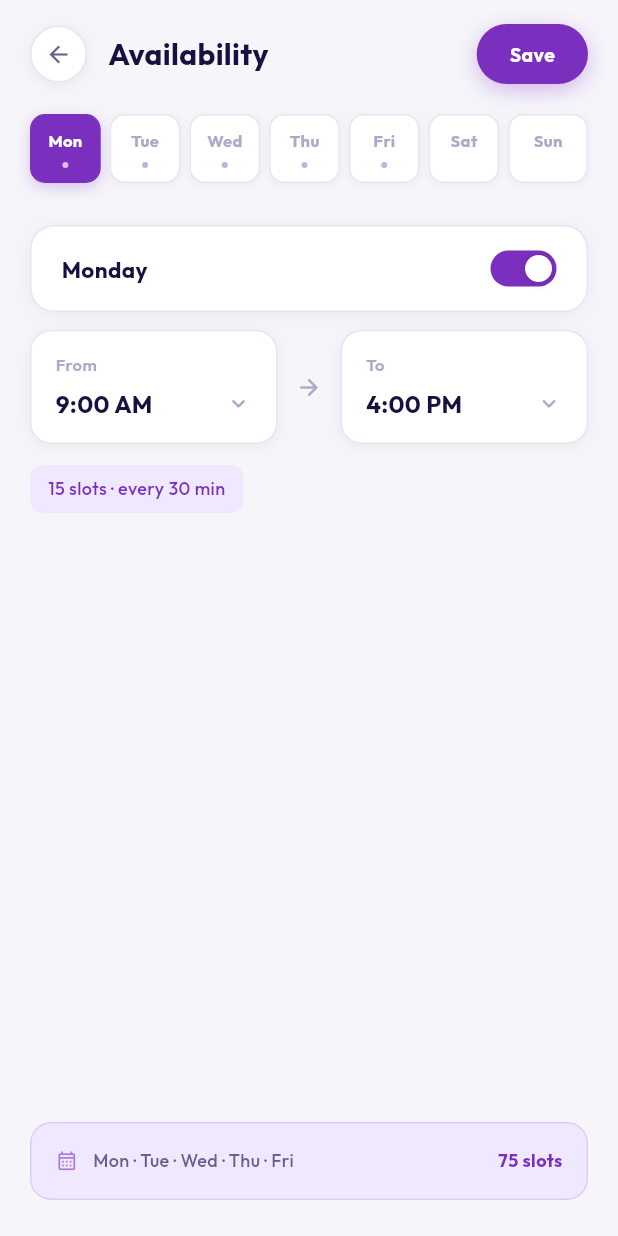
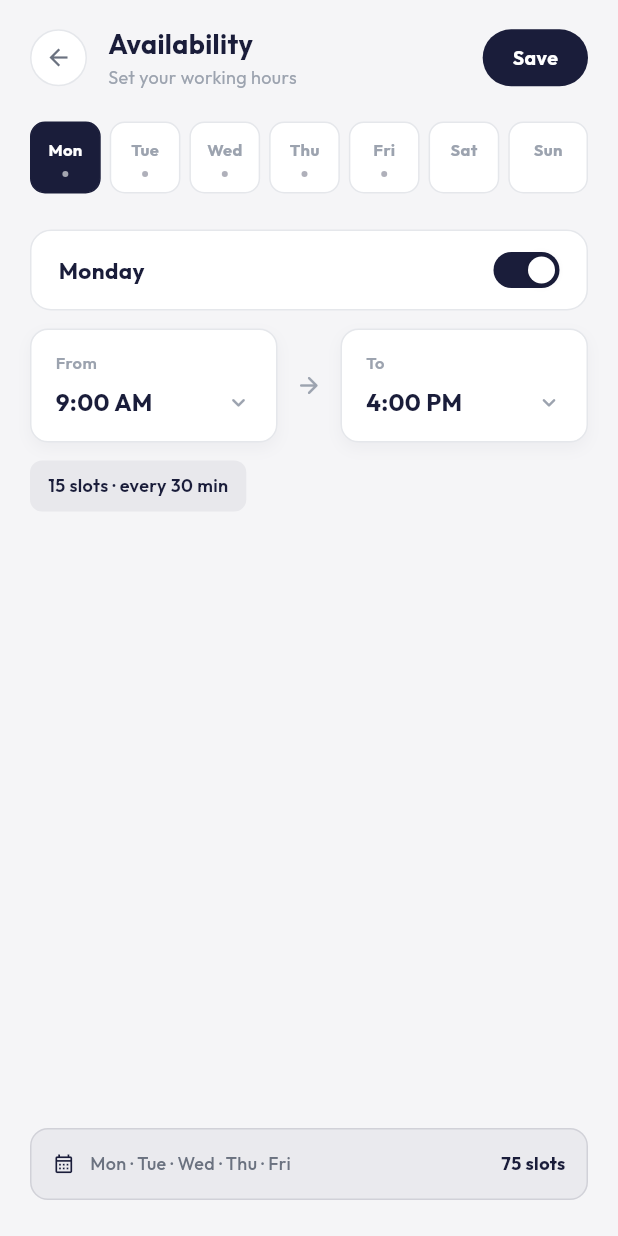
Before and after one commit to sobanqazi69/wakeell.com, a Flutter app: the LawyerAvailabilityScreen screen opened by its route, on a phone screen of 412 x 824 dp. Run offline on Flutter 3.47's test engine with Material 3 defaults, Android fonts, the phone set to English and light mode, and no system bars; our stand-ins replace dio, equatable, firebase_core, firebase_messaging, flutter_bloc, flutter_local_notifications and 9 more; missing offline and left inert: livekit_client; accounts and stored records are empty; network calls fail.

Commit message:
refactor: update availability screen to use shared AppColors and refine UI styling

```diff
--- a/frontend/lib/features/lawyer/presentation/screens/lawyer_availability_screen.dart
+++ b/frontend/lib/features/lawyer/presentation/screens/lawyer_availability_screen.dart
@@ -4,8 +4,6 @@ import 'package:google_fonts/google_fonts.dart';
 import '../../../../config/theme/app_colors.dart';
 import '../cubits/lawyer_availability_cubit.dart';
 import '../cubits/lawyer_availability_state.dart';
-
-// ─── Constants ────────────────────────────────────────────────────────────────
 
 const _kDays     = ['Mon', 'Tue', 'Wed', 'Thu', 'Fri', 'Sat', 'Sun'];
 const _kFullDays = ['Monday', 'Tuesday', 'Wednesday', 'Thursday', 'Friday', 'Saturday', 'Sunday'];
@@ -21,29 +19,14 @@ const _kSlots = [
   '21:00', '21:30', '22:00', '22:30', '23:00', '23:30',
 ];
 
-// Light theme palette
-const _kBg        = Color(0xFFF6F5FA);
-const _kCard      = Colors.white;
-const _kBorder    = Color(0xFFE8E4F3);
-const _kAccent    = Color(0xFF7B2FBE);
-const _kAccentBg  = Color(0xFFF0E8FF);
-const _kTextPri   = Color(0xFF1A1040);
-const _kTextSec   = Color(0xFF6B5E8C);
-const _kTextHint  = Color(0xFFB0A8C8);
-
-// ─── Day range model (local UI state) ────────────────────────────────────────
-
 class _DayRange {
   final bool enabled;
-  final String from; // e.g. '09:00'
-  final String to;   // e.g. '17:00'
+  final String from;
+  final String to;
   const _DayRange({this.enabled = false, this.from = '09:00', this.to = '17:00'});
 
-  _DayRange copyWith({bool? enabled, String? from, String? to}) => _DayRange(
-    enabled: enabled ?? this.enabled,
-    from: from ?? this.from,
-    to: to ?? this.to,
-  );
+  _DayRange copyWith({bool? enabled, String? from, String? to}) =>
+      _DayRange(enabled: enabled ?? this.enabled, from: from ?? this.from, to: to ?? this.to);
 
   List<String> get slots {
     final si = _kSlots.indexOf(from);
@@ -120,13 +103,13 @@ class _LawyerAvailabilityScreenState extends State<LawyerAvailabilityScreen> {
         final fromIdx = _kSlots.indexOf(picked);
         _ranges[_day] = r.copyWith(
           from: picked,
-          to: (toIdx <= fromIdx) ? _kSlots[(fromIdx + 2).clamp(0, _kSlots.length - 1)] : null,
+          to: toIdx <= fromIdx ? _kSlots[(fromIdx + 2).clamp(0, _kSlots.length - 1)] : null,
         );
       } else {
         final fromIdx = _kSlots.indexOf(r.from);
         final toIdx   = _kSlots.indexOf(picked);
         _ranges[_day] = r.copyWith(
-          to: (toIdx <= fromIdx) ? _kSlots[(fromIdx + 2).clamp(0, _kSlots.length - 1)] : picked,
+          to: toIdx <= fromIdx ? _kSlots[(fromIdx + 2).clamp(0, _kSlots.length - 1)] : picked,
         );
       }
     });
@@ -141,7 +124,7 @@ class _LawyerAvailabilityScreenState extends State<LawyerAvailabilityScreen> {
         }
         if (state is LawyerAvailabilitySaved) {
           ScaffoldMessenger.of(ctx).showSnackBar(SnackBar(
-            content: Text('Saved for 4 weeks', style: GoogleFonts.outfit(color: Colors.white)),
+            content: Text('Availability saved', style: GoogleFonts.outfit(color: Colors.white)),
             backgroundColor: AppColors.success,
             behavior: SnackBarBehavior.floating,
             shape: RoundedRectangleBorder(borderRadius: BorderRadius.circular(10)),
@@ -169,11 +152,11 @@ class _LawyerAvailabilityScreenState extends State<LawyerAvailabilityScreen> {
         final r = _ranges[_day];
 
         return Scaffold(
-          backgroundColor: _kBg,
+          backgroundColor: AppColors.bg,
           body: SafeArea(
             child: Column(children: [
 
-              // ── Top bar ─────────────────────────────────────────────
+              // ── Top bar ────────────────────────────────────────────────
               Padding(
                 padding: const EdgeInsets.fromLTRB(20, 16, 20, 20),
                 child: Row(children: [
@@ -182,46 +165,42 @@ class _LawyerAvailabilityScreenState extends State<LawyerAvailabilityScreen> {
                     child: Container(
                       width: 38, height: 38,
                       decoration: BoxDecoration(
-                        color: _kCard,
+                        color: AppColors.surface,
                         shape: BoxShape.circle,
-                        border: Border.all(color: _kBorder),
-                        boxShadow: [BoxShadow(color: Colors.black.withValues(alpha: 0.06), blurRadius: 8, offset: const Offset(0, 2))],
+                        border: Border.all(color: AppColors.fieldBorder),
                       ),
-                      child: Icon(Icons.arrow_back, color: _kTextSec, size: 18),
+                      child: const Icon(Icons.arrow_back, color: AppColors.textSecondary, size: 18),
                     ),
                   ),
                   const SizedBox(width: 14),
-                  Expanded(
-                    child: Text('Availability',
-                        style: GoogleFonts.outfit(
-                            fontSize: 20, fontWeight: FontWeight.w700, color: _kTextPri)),
-                  ),
+                  Expanded(child: Column(crossAxisAlignment: CrossAxisAlignment.start, children: [
+                    Text('Availability',
+                      style: GoogleFonts.outfit(fontSize: 18, fontWeight: FontWeight.w700, color: AppColors.textPrimary)),
+                    Text('Set your working hours', style: GoogleFonts.outfit(fontSize: 12, color: AppColors.textHint)),
+                  ])),
                   if (isLoaded)
                     GestureDetector(
                       onTap: isSaving ? null : () =>
                           context.read<LawyerAvailabilityCubit>().save(_schedule),
-                      child: AnimatedContainer(
-                        duration: const Duration(milliseconds: 160),
-                        padding: const EdgeInsets.symmetric(horizontal: 22, vertical: 10),
+                      child: Container(
+                        padding: const EdgeInsets.symmetric(horizontal: 20, vertical: 9),
                         decoration: BoxDecoration(
-                          color: isSaving ? _kBorder : _kAccent,
-                          borderRadius: BorderRadius.circular(22),
-                          boxShadow: isSaving ? [] : [BoxShadow(color: _kAccent.withValues(alpha: 0.3), blurRadius: 12, offset: const Offset(0, 4))],
+                          color: isSaving ? AppColors.fieldBorder : AppColors.navy,
+                          borderRadius: BorderRadius.circular(20),
                         ),
                         child: isSaving
                             ? const SizedBox(width: 16, height: 16,
                                 child: CircularProgressIndicator(strokeWidth: 2, color: Colors.white54))
                             : Text('Save',
-                                style: GoogleFonts.outfit(
-                                    fontSize: 13, fontWeight: FontWeight.w700, color: Colors.white)),
+                                style: GoogleFonts.outfit(fontSize: 13, fontWeight: FontWeight.w700, color: Colors.white)),
                       ),
                     ),
                 ]),
               ),
 
-              // ── Day picker ──────────────────────────────────────────
+              // ── Day picker ─────────────────────────────────────────────
               Padding(
-                padding: const EdgeInsets.fromLTRB(20, 0, 20, 28),
+                padding: const EdgeInsets.fromLTRB(20, 0, 20, 24),
                 child: Row(
                   children: List.generate(7, (i) {
                     final isOn     = i == _day;
@@ -230,30 +209,30 @@ class _LawyerAvailabilityScreenState extends State<LawyerAvailabilityScreen> {
                       child: GestureDetector(
                         onTap: () => setState(() => _day = i),
                         child: AnimatedContainer(
-                          duration: const Duration(milliseconds: 160),
+                          duration: const Duration(milliseconds: 150),
                           margin: EdgeInsets.only(right: i < 6 ? 6 : 0),
-                          padding: const EdgeInsets.symmetric(vertical: 9),
+                          padding: const EdgeInsets.symmetric(vertical: 10),
                           decoration: BoxDecoration(
-                            color: isOn ? _kAccent : _kCard,
+                            color: isOn ? AppColors.navy : AppColors.surface,
                             borderRadius: BorderRadius.circular(10),
-                            border: Border.all(color: isOn ? _kAccent : _kBorder),
-                            boxShadow: isOn
-                                ? [BoxShadow(color: _kAccent.withValues(alpha: 0.25), blurRadius: 8, offset: const Offset(0, 3))]
-                                : [BoxShadow(color: Colors.black.withValues(alpha: 0.04), blurRadius: 4, offset: const Offset(0, 1))],
+                            border: Border.all(
+                              color: isOn ? AppColors.navy : AppColors.fieldBorder,
+                            ),
                           ),
                           child: Column(mainAxisSize: MainAxisSize.min, children: [
                             Text(_kDays[i],
                               style: GoogleFonts.outfit(
                                 fontSize: 11,
                                 fontWeight: FontWeight.w700,
-                                    color: isOn ? Colors.white : _kTextHint)),
+                                color: isOn ? Colors.white : AppColors.textHint,
+                              )),
                             const SizedBox(height: 5),
                             Container(
                               width: 4, height: 4,
                               decoration: BoxDecoration(
                                 shape: BoxShape.circle,
                                 color: hasSlots
-                                    ? (isOn ? Colors.white.withValues(alpha: 0.7) : _kAccent.withValues(alpha: 0.4))
+                                    ? (isOn ? Colors.white60 : AppColors.navy.withValues(alpha: 0.35))
                                     : Colors.transparent,
                               ),
                             ),
@@ -265,36 +244,32 @@ class _LawyerAvailabilityScreenState extends State<LawyerAvailabilityScreen> {
                 ),
               ),
 
-              // ── Loading ─────────────────────────────────────────────
+              // ── Loading ────────────────────────────────────────────────
               if (!isLoaded)
-                Expanded(
-                  child: Center(
-                    child: CircularProgressIndicator(color: _kAccent.withValues(alpha: 0.4), strokeWidth: 2),
-                  ),
+                const Expanded(
+                  child: Center(child: CircularProgressIndicator(color: AppColors.navy, strokeWidth: 2)),
                 ),
 
-              // ── Day config card ─────────────────────────────────────
-              if (isLoaded) ...[
+              // ── Day config ─────────────────────────────────────────────
+              if (isLoaded)
                 Expanded(
                   child: Padding(
                     padding: const EdgeInsets.fromLTRB(20, 0, 20, 24),
                     child: Column(crossAxisAlignment: CrossAxisAlignment.start, children: [
 
-                      // Day name + toggle
+                      // Day toggle row
                       Container(
-                        padding: const EdgeInsets.symmetric(horizontal: 20, vertical: 16),
+                        padding: const EdgeInsets.symmetric(horizontal: 18, vertical: 14),
                         decoration: BoxDecoration(
-                          color: _kCard,
-                          borderRadius: BorderRadius.circular(16),
-                          border: Border.all(color: _kBorder),
-                          boxShadow: [BoxShadow(color: Colors.black.withValues(alpha: 0.05), blurRadius: 10, offset: const Offset(0, 2))],
+                          color: AppColors.surface,
+                          borderRadius: BorderRadius.circular(14),
+                          border: Border.all(color: AppColors.fieldBorder),
                         ),
                         child: Row(children: [
                           Text(_kFullDays[_day],
-                              style: GoogleFonts.outfit(
-                                  fontSize: 15, fontWeight: FontWeight.w700, color: _kTextPri)),
+                            style: GoogleFonts.outfit(fontSize: 15, fontWeight: FontWeight.w700, color: AppColors.textPrimary)),
                           const Spacer(),
-                          _MinimalSwitch(
+                          _NavySwitch(
                             value: r.enabled,
                             onChanged: (v) => setState(() =>
                                 _ranges[_day] = _ranges[_day].copyWith(enabled: v)),
@@ -303,9 +278,9 @@ class _LawyerAvailabilityScreenState extends State<LawyerAvailabilityScreen> {
                       ),
                       const SizedBox(height: 12),
 
-                      // From / To pickers
+                      // From / To
                       AnimatedOpacity(
-                        opacity: r.enabled ? 1.0 : 0.4,
+                        opacity: r.enabled ? 1.0 : 0.35,
                         duration: const Duration(milliseconds: 200),
                         child: IgnorePointer(
                           ignoring: !r.enabled,
@@ -316,8 +291,7 @@ class _LawyerAvailabilityScreenState extends State<LawyerAvailabilityScreen> {
                               onTap: () => _pickTime(true),
                             )),
                             const SizedBox(width: 12),
-                            Icon(Icons.arrow_forward_rounded,
-                                color: _kTextHint, size: 18),
+                            const Icon(Icons.arrow_forward_rounded, color: AppColors.textHint, size: 18),
                             const SizedBox(width: 12),
                             Expanded(child: _TimePill(
                               label: 'To',
@@ -327,20 +301,19 @@ class _LawyerAvailabilityScreenState extends State<LawyerAvailabilityScreen> {
                           ]),
                         ),
                       ),
-                      const SizedBox(height: 14),
+                      const SizedBox(height: 12),
 
-                      // Slot count hint
+                      // Slot count
                       if (r.enabled && r.slotCount > 0)
                         Container(
-                          padding: const EdgeInsets.symmetric(horizontal: 12, vertical: 7),
+                          padding: const EdgeInsets.symmetric(horizontal: 12, vertical: 8),
                           decoration: BoxDecoration(
-                            color: _kAccentBg,
+                            color: AppColors.navy.withValues(alpha: 0.06),
                             borderRadius: BorderRadius.circular(8),
                           ),
                           child: Text(
                             '${r.slotCount} slot${r.slotCount == 1 ? '' : 's'} · every 30 min',
-                            style: GoogleFonts.outfit(
-                                fontSize: 12, fontWeight: FontWeight.w500, color: _kAccent),
+                            style: GoogleFonts.outfit(fontSize: 12, fontWeight: FontWeight.w600, color: AppColors.navy),
                           ),
                         ),
 
@@ -351,7 +324,6 @@ class _LawyerAvailabilityScreenState extends State<LawyerAvailabilityScreen> {
                     ]),
                   ),
                 ),
-              ],
             ]),
           ),
         );
@@ -360,7 +332,7 @@ class _LawyerAvailabilityScreenState extends State<LawyerAvailabilityScreen> {
   }
 }
 
-// ─── Time picker bottom sheet ─────────────────────────────────────────────────
+// ─── Time picker sheet ────────────────────────────────────────────────────────
 
 Future<String?> _showTimePicker(BuildContext context, int initialIndex) {
   return showModalBottomSheet<String>(
@@ -387,9 +359,7 @@ class _TimePickerSheetState extends State<_TimePickerSheet> {
   void initState() {
     super.initState();
     _selected = widget.initialIndex;
-    _scroll = ScrollController(
-      initialScrollOffset: (_selected * 52.0) - 104,
-    );
+    _scroll = ScrollController(initialScrollOffset: (_selected * 52.0) - 104);
   }
 
   @override
@@ -403,27 +373,18 @@ class _TimePickerSheetState extends State<_TimePickerSheet> {
     return Container(
       height: MediaQuery.of(context).size.height * 0.55,
       decoration: const BoxDecoration(
-        color: _kCard,
-        borderRadius: BorderRadius.vertical(top: Radius.circular(24)),
+        color: AppColors.surface,
+        borderRadius: BorderRadius.vertical(top: Radius.circular(20)),
       ),
       child: Column(children: [
-        // Handle
         const SizedBox(height: 12),
-        Container(
-          width: 36, height: 4,
-          decoration: BoxDecoration(
-            color: _kBorder,
-            borderRadius: BorderRadius.circular(2),
-          ),
-        ),
+        Container(width: 36, height: 4,
+          decoration: BoxDecoration(color: AppColors.fieldBorder, borderRadius: BorderRadius.circular(2))),
         const SizedBox(height: 16),
         Text('Select Time',
-            style: GoogleFonts.outfit(
-                fontSize: 15, fontWeight: FontWeight.w700, color: _kTextPri)),
+          style: GoogleFonts.outfit(fontSize: 15, fontWeight: FontWeight.w700, color: AppColors.textPrimary)),
         const SizedBox(height: 12),
-        Divider(color: _kBorder, height: 1),
-
-        // Time list
+        const Divider(color: AppColors.fieldBorder, height: 1),
         Expanded(
           child: ListView.builder(
             controller: _scroll,
@@ -443,8 +404,8 @@ class _TimePickerSheetState extends State<_TimePickerSheet> {
                   duration: const Duration(milliseconds: 120),
                   margin: const EdgeInsets.fromLTRB(20, 3, 20, 3),
                   decoration: BoxDecoration(
-                    color: isOn ? _kAccent : Colors.transparent,
-                    borderRadius: BorderRadius.circular(12),
+                    color: isOn ? AppColors.navy : Colors.transparent,
+                    borderRadius: BorderRadius.circular(10),
                   ),
                   child: Center(
                     child: Text(
@@ -452,7 +413,8 @@ class _TimePickerSheetState extends State<_TimePickerSheet> {
                       style: GoogleFonts.outfit(
                         fontSize: 15,
                         fontWeight: isOn ? FontWeight.w700 : FontWeight.w400,
-                          color: isOn ? Colors.white : _kTextSec),
+                        color: isOn ? Colors.white : AppColors.textSecondary,
+                      ),
                     ),
                   ),
                 ),
@@ -471,7 +433,6 @@ class _TimePill extends StatelessWidget {
   final String label;
   final String value;
   final VoidCallback onTap;
-
   const _TimePill({required this.label, required this.value, required this.onTap});
 
   @override
@@ -481,23 +442,19 @@ class _TimePill extends StatelessWidget {
       child: Container(
         padding: const EdgeInsets.symmetric(horizontal: 16, vertical: 14),
         decoration: BoxDecoration(
-          color: _kCard,
-          borderRadius: BorderRadius.circular(14),
-          border: Border.all(color: _kBorder),
-          boxShadow: [BoxShadow(color: Colors.black.withValues(alpha: 0.05), blurRadius: 8, offset: const Offset(0, 2))],
+          color: AppColors.surface,
+          borderRadius: BorderRadius.circular(12),
+          border: Border.all(color: AppColors.fieldBorder),
+          boxShadow: [AppColors.cardShadow(opacity: 0.04, blur: 8)],
         ),
         child: Column(crossAxisAlignment: CrossAxisAlignment.start, children: [
           Text(label,
-              style: GoogleFonts.outfit(
-                  fontSize: 11, fontWeight: FontWeight.w600, color: _kTextHint)),
+            style: GoogleFonts.outfit(fontSize: 11, fontWeight: FontWeight.w600, color: AppColors.textHint)),
           const SizedBox(height: 5),
           Row(children: [
-            Expanded(
-              child: Text(value,
-                  style: GoogleFonts.outfit(
-                      fontSize: 16, fontWeight: FontWeight.w700, color: _kTextPri)),
-            ),
-            Icon(Icons.expand_more_rounded, color: _kTextHint, size: 18),
+            Expanded(child: Text(value,
+              style: GoogleFonts.outfit(fontSize: 16, fontWeight: FontWeight.w700, color: AppColors.textPrimary))),
+            const Icon(Icons.expand_more_rounded, color: AppColors.textHint, size: 18),
           ]),
         ]),
       ),
@@ -505,12 +462,12 @@ class _TimePill extends StatelessWidget {
   }
 }
 
-// ─── Minimal switch ───────────────────────────────────────────────────────────
+// ─── Navy switch ──────────────────────────────────────────────────────────────
 
-class _MinimalSwitch extends StatelessWidget {
+class _NavySwitch extends StatelessWidget {
   final bool value;
   final ValueChanged<bool> onChanged;
-  const _MinimalSwitch({required this.value, required this.onChanged});
+  const _NavySwitch({required this.value, required this.onChanged});
 
   @override
   Widget build(BuildContext context) {
@@ -520,7 +477,7 @@ class _MinimalSwitch extends StatelessWidget {
         duration: const Duration(milliseconds: 200),
         width: 44, height: 24,
         decoration: BoxDecoration(
-          color: value ? _kAccent : _kBorder,
+          color: value ? AppColors.navy : AppColors.fieldBorder,
           borderRadius: BorderRadius.circular(12),
         ),
         child: AnimatedAlign(
@@ -532,7 +489,7 @@ class _MinimalSwitch extends StatelessWidget {
             decoration: BoxDecoration(
               color: Colors.white,
               shape: BoxShape.circle,
-              boxShadow: [BoxShadow(color: Colors.black.withValues(alpha: 0.15), blurRadius: 4, offset: const Offset(0, 1))],
+              boxShadow: [BoxShadow(color: Colors.black.withValues(alpha: 0.15), blurRadius: 4)],
             ),
           ),
         ),
@@ -549,9 +506,7 @@ class _WeekSummary extends StatelessWidget {
 
   @override
   Widget build(BuildContext context) {
-    final activeDays = ranges
-        .asMap()
-        .entries
+    final activeDays = ranges.asMap().entries
         .where((e) => e.value.enabled)
         .map((e) => _kDays[e.key])
         .toList();
@@ -559,26 +514,22 @@ class _WeekSummary extends StatelessWidget {
     if (activeDays.isEmpty) return const SizedBox.shrink();
 
     return Container(
-      padding: const EdgeInsets.all(16),
+      padding: const EdgeInsets.all(14),
       decoration: BoxDecoration(
-        color: _kAccentBg,
-        borderRadius: BorderRadius.circular(14),
-        border: Border.all(color: _kAccent.withValues(alpha: 0.15)),
+        color: AppColors.navy.withValues(alpha: 0.05),
+        borderRadius: BorderRadius.circular(12),
+        border: Border.all(color: AppColors.navy.withValues(alpha: 0.12)),
       ),
       child: Row(children: [
-        Icon(Icons.calendar_month_outlined, size: 15, color: _kAccent.withValues(alpha: 0.6)),
+        const Icon(Icons.calendar_month_outlined, size: 15, color: AppColors.navy),
         const SizedBox(width: 10),
-        Expanded(
-          child: Text(
+        Expanded(child: Text(
           activeDays.join(' · '),
-            style: GoogleFonts.outfit(
-                fontSize: 12, fontWeight: FontWeight.w500, color: _kTextSec),
-          ),
-        ),
+          style: GoogleFonts.outfit(fontSize: 12, fontWeight: FontWeight.w500, color: AppColors.textSecondary),
+        )),
         Text(
           '${ranges.fold<int>(0, (s, r) => s + r.slotCount)} slots',
-          style: GoogleFonts.outfit(
-              fontSize: 12, fontWeight: FontWeight.w700, color: _kAccent),
+          style: GoogleFonts.outfit(fontSize: 12, fontWeight: FontWeight.w700, color: AppColors.navy),
         ),
       ]),
     );
```
Lines whose indentation alone changed are shown as unchanged.
